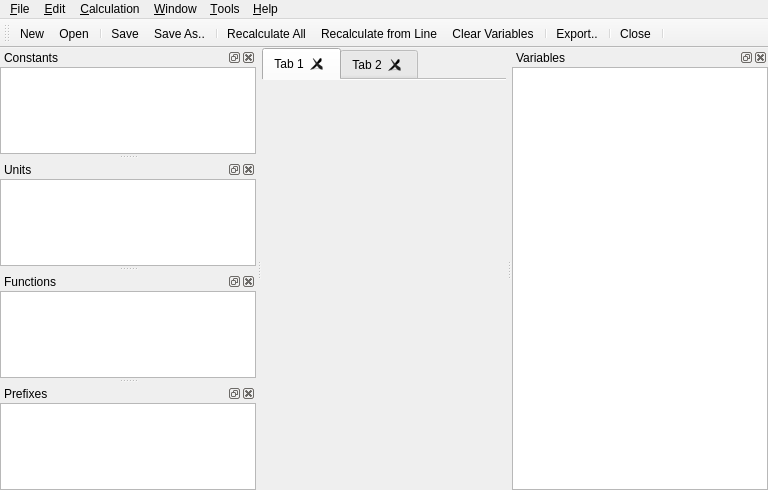
Rob0xFF/PhyxCalc, file mainwindow.ui: the form before one commit.
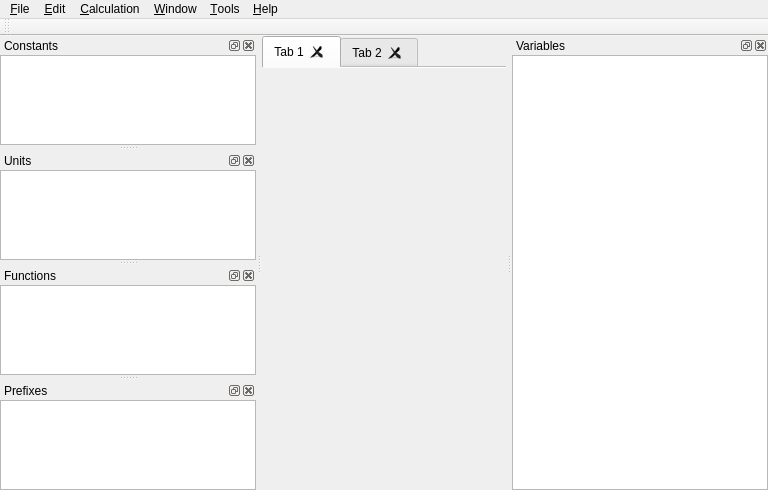
The form after the commit. Icons and pictures are not drawn. Custom widgets are drawn as their Qt base class.

Commit message: removed functions dock file moved the menu button to the beginning of the toolbar

What changed in the file:
```diff
--- a/mainwindow.ui
+++ b/mainwindow.ui
@@ -156,9 +156,18 @@
    <addaction name="menuHelp"/>
   </widget>
   <widget class="QToolBar" name="mainToolBar">
+   <property name="maximumSize">
+    <size>
+     <width>16777215</width>
+     <height>16777215</height>
+    </size>
+   </property>
    <property name="windowTitle">
     <string>Toolbar</string>
    </property>
+   <property name="movable">
+    <bool>true</bool>
+   </property>
    <property name="toolButtonStyle">
     <enum>Qt::ToolButtonIconOnly</enum>
    </property>
@@ -168,20 +177,6 @@
    <attribute name="toolBarBreak">
     <bool>false</bool>
    </attribute>
-   <addaction name="actionNew"/>
-   <addaction name="actionOpen"/>
-   <addaction name="separator"/>
-   <addaction name="actionSave"/>
-   <addaction name="actionSave_As"/>
-   <addaction name="separator"/>
-   <addaction name="actionRecalculate_All"/>
-   <addaction name="actionRecalculate_from_Line"/>
-   <addaction name="actionClear_Variables"/>
-   <addaction name="separator"/>
-   <addaction name="actionExport"/>
-   <addaction name="separator"/>
-   <addaction name="actionClose"/>
-   <addaction name="separator"/>
   </widget>
   <widget class="QDockWidget" name="variablesDock">
    <property name="floating">
```
The commit also changes 7 other files.
